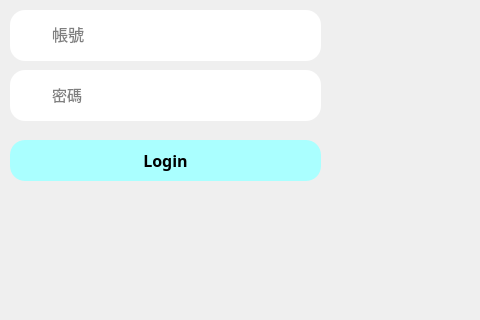
hmes98318/Logistics-Station, file src/gui/LoginWindow.ui: the form before one commit; both pictures show x 0 to 480 and y 240 to 560 of the 1000 by 700 pixel window.
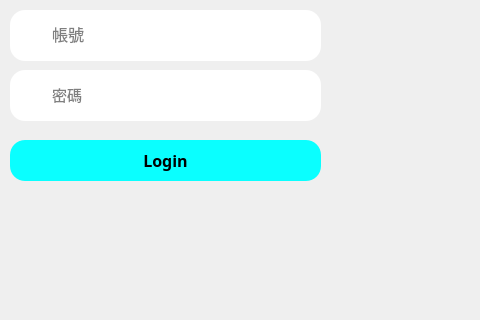
The form after the commit. Icons and pictures are not drawn.

```diff
--- a/src/gui/LoginWindow.ui
+++ b/src/gui/LoginWindow.ui
@@ -155,7 +155,7 @@
       </font>
      </property>
      <property name="styleSheet">
-      <string notr="true">background-color: rgb(170, 255, 255);
+      <string notr="true">background-color: rgb(10, 255, 255);
 border-radius: 15px;</string>
      </property>
      <property name="text">
```
